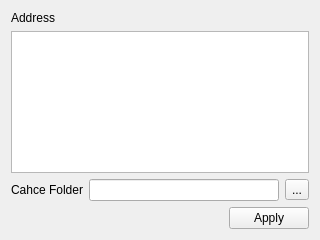
Old version of the form qtviewer_planetosm/osmtiles/layer_tiles_page.ui in the repository tgut/mercator.qtviewer.
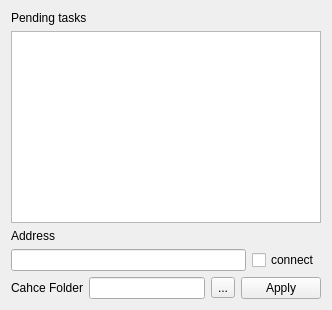
New version of the form. Icons and pictures are not drawn.

```diff
--- a/qtviewer_planetosm/osmtiles/layer_tiles_page.ui
+++ b/qtviewer_planetosm/osmtiles/layer_tiles_page.ui
@@ -6,14 +6,31 @@
    <rect>
     <x>0</x>
     <y>0</y>
-    <width>320</width>
-    <height>240</height>
+    <width>332</width>
+    <height>305</height>
    </rect>
   </property>
   <property name="windowTitle">
    <string>Form</string>
   </property>
   <layout class="QVBoxLayout" name="verticalLayout">
+   <item>
+    <widget class="QLabel" name="label_3">
+     <property name="text">
+      <string>Pending tasks</string>
+     </property>
+    </widget>
+   </item>
+   <item>
+    <widget class="QTableView" name="tableView_pendingTasks">
+     <property name="sizePolicy">
+      <sizepolicy hsizetype="Expanding" vsizetype="MinimumExpanding">
+       <horstretch>0</horstretch>
+       <verstretch>0</verstretch>
+      </sizepolicy>
+     </property>
+    </widget>
+   </item>
    <item>
     <widget class="QLabel" name="label">
      <property name="text">
@@ -22,7 +39,27 @@
     </widget>
    </item>
    <item>
-    <widget class="QPlainTextEdit" name="plainTextEdit"/>
+    <layout class="QHBoxLayout" name="horizontalLayout_2">
+     <item>
+      <widget class="QLineEdit" name="lineEdit_addressUrl">
+       <property name="toolTip">
+        <string>such like &quot;http://localhost/osm_tiles2/%1/%2/%3.png&quot;</string>
+       </property>
+      </widget>
+     </item>
+     <item>
+      <widget class="QCheckBox" name="checkBox_connect">
+       <property name="text">
+        <string>connect</string>
+       </property>
+       <property name="icon">
+        <iconset resource="../resource/resource.qrc">
+         <normaloff>:/ui/icons/cn11.png</normaloff>
+         <normalon>:/ui/icons/cn6.png</normalon>:/ui/icons/cn11.png</iconset>
+       </property>
+      </widget>
+     </item>
+    </layout>
    </item>
    <item>
     <layout class="QHBoxLayout" name="horizontalLayout">
@@ -43,36 +80,6 @@
        </property>
       </widget>
      </item>
-    </layout>
-   </item>
-   <item>
-    <spacer name="verticalSpacer">
-     <property name="orientation">
-      <enum>Qt::Vertical</enum>
-     </property>
-     <property name="sizeHint" stdset="0">
-      <size>
-       <width>20</width>
-       <height>40</height>
-      </size>
-     </property>
-    </spacer>
-   </item>
-   <item>
-    <layout class="QHBoxLayout" name="horizontalLayout_2">
-     <item>
-      <spacer name="horizontalSpacer">
-       <property name="orientation">
-        <enum>Qt::Horizontal</enum>
-       </property>
-       <property name="sizeHint" stdset="0">
-        <size>
-         <width>40</width>
-         <height>20</height>
-        </size>
-       </property>
-      </spacer>
-     </item>
      <item>
       <widget class="QPushButton" name="pushButton_apply">
        <property name="text">
```
Left out of the diff: 14 changed lines with no effect on the pictures.
